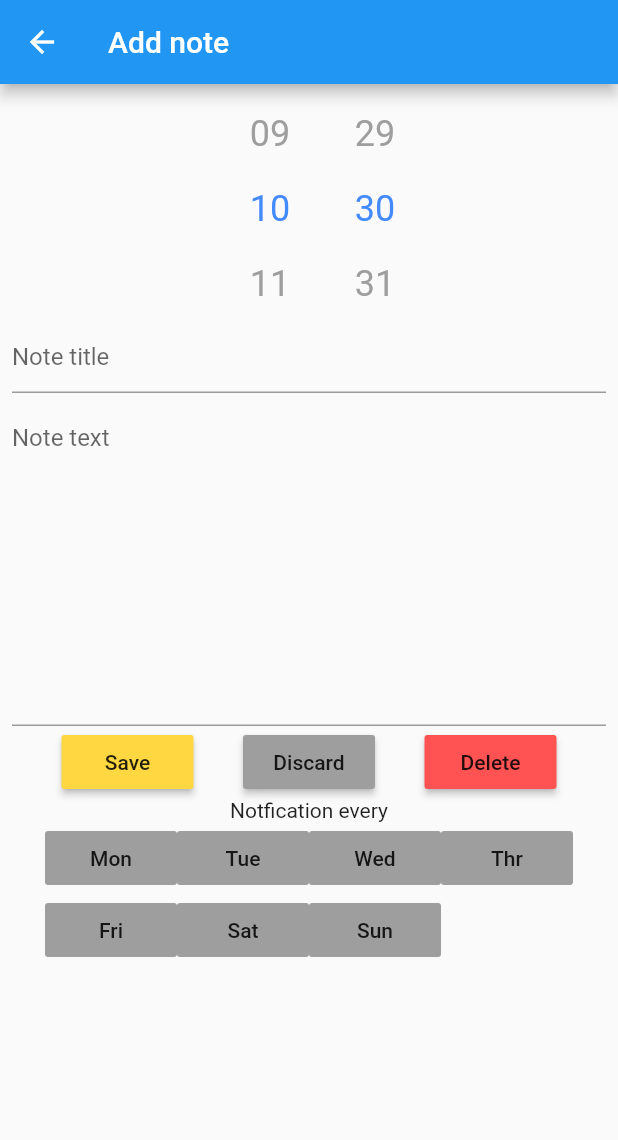
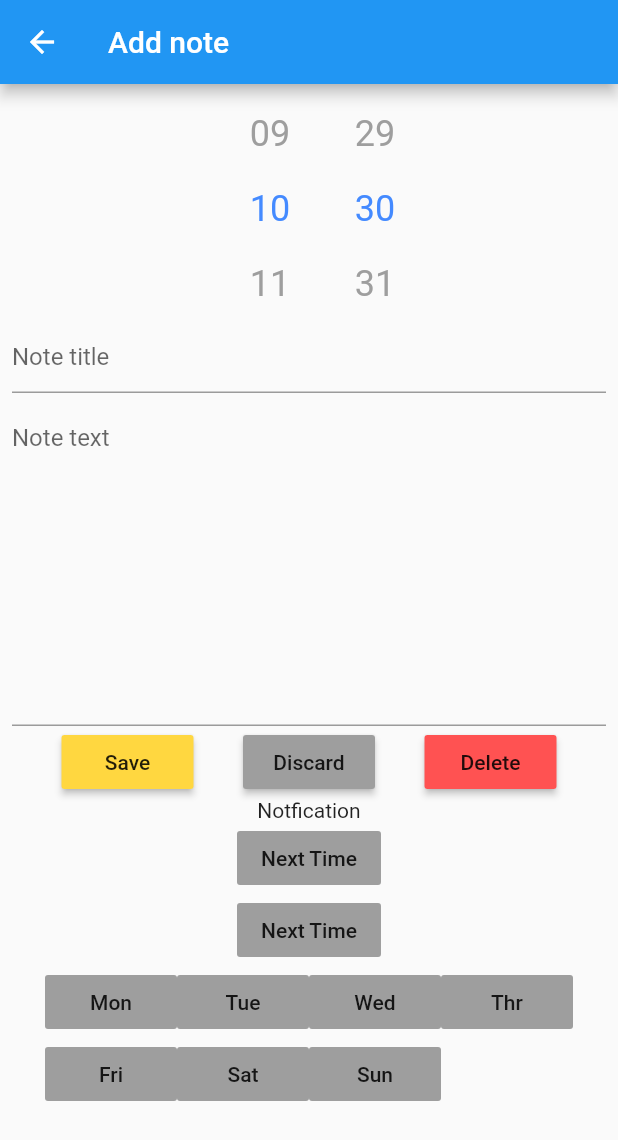
Before and after one commit to aRaimaiRu/Flutter_Note_Notification, a Flutter app: the Note screen opened directly, on a phone screen of 412 x 824 dp. Shown: the top 1140 px of the screen. Run offline on Flutter 3.47's test engine with Material 2 defaults, Android fonts, the phone set to English and light mode, and no system bars; drawn by our look-alikes of flutter_time_picker_spinner; our stand-ins replace flutter_local_notifications, flutter_native_timezone, sqflite, timezone; accounts and stored records are empty; statements that could not run were skipped.

Commit message:
add NextTimeBtn

```diff
--- a/lib/views/note.dart
+++ b/lib/views/note.dart
@@ -20,8 +20,7 @@ class _NoteState extends State<Note> {
   final TextEditingController _titleController = TextEditingController();
   final TextEditingController _textController = TextEditingController();
   List myday = [false, false, false, false, false, false, false];
-
-
+  bool onetime = false;
 
   @override
   void didChangeDependencies() {
@@ -43,7 +42,6 @@ class _NoteState extends State<Note> {
         onPressed: () {
           setState(() {
             myday[i] = !myday[i];
-
           });
         },
         child: Text("${indexToDay[i + 1]}"),
@@ -86,7 +84,8 @@ class _NoteState extends State<Note> {
                   if (myday.contains(true)) {
                     scheduleWeeklyAnyDayTimeNotification(
                         myday, hour, min, title, text);
-                  } else {
+                  }
+                  if (onetime) {
                     NextHourAndMin(hour, min, title, text);
                   }
                   if (widget.noteMode == NoteMode.Adding) {
@@ -111,7 +110,25 @@ class _NoteState extends State<Note> {
                 }),
               ],
             ),
-            Text("Notfication every"),
+            Text("Notfication"),
+            FlatButton(
+              color: onetime ? Colors.blueAccent : Colors.grey,
+              onPressed: () {
+                setState(() {
+                  onetime = !onetime;
+                });
+              },
+              child: Text("Next Time"),
+            ),
+            FlatButton(
+              color: onetime ? Colors.blueAccent : Colors.grey,
+              onPressed: () {
+                setState(() {
+                  onetime = !onetime;
+                });
+              },
+              child: Text("Next Time"),
+            ),
             Wrap(
               children: displayList,
             ),
```
